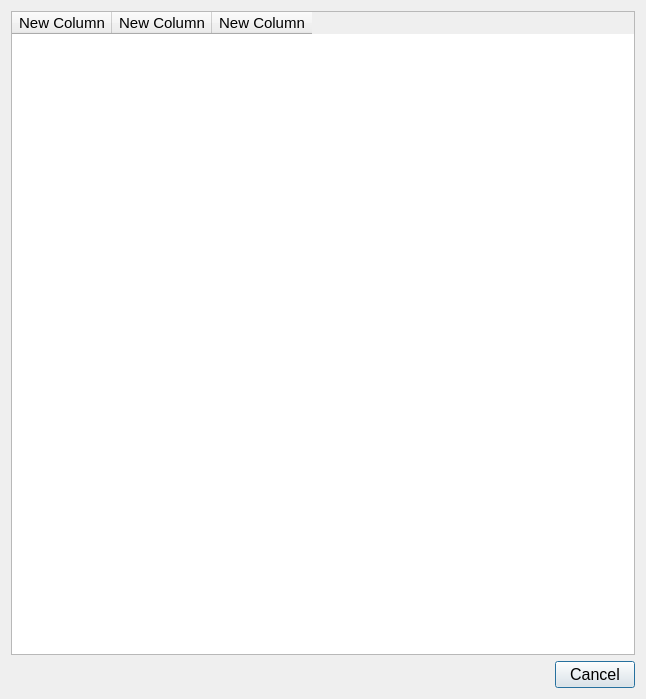
The window that access_control_client/log.ui (jlliteres/edib) describes before a commit, drawn with Qt 5.
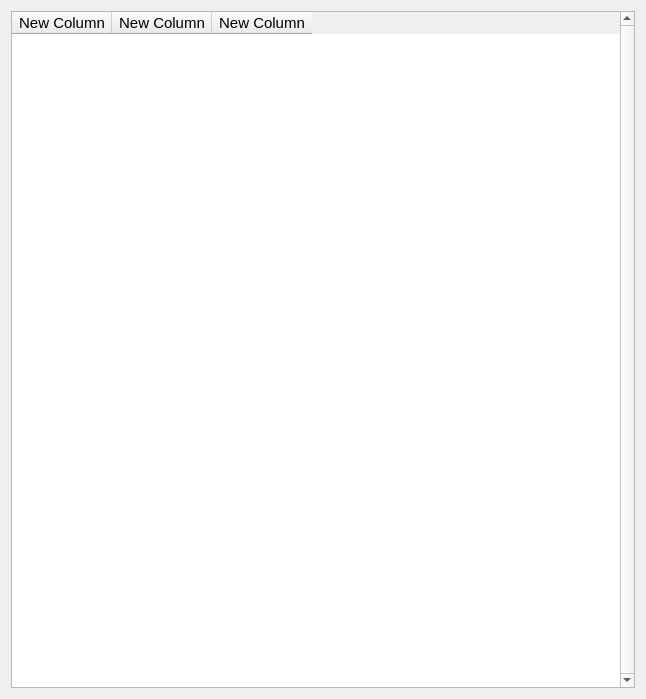
The same window after the commit.

The edit to the form file:
```diff
--- a/access_control_client/log.ui
+++ b/access_control_client/log.ui
@@ -25,7 +25,7 @@
       </font>
      </property>
      <property name="verticalScrollBarPolicy">
-      <enum>Qt::ScrollBarAsNeeded</enum>
+      <enum>Qt::ScrollBarAlwaysOn</enum>
      </property>
      <property name="editTriggers">
       <set>QAbstractItemView::AnyKeyPressed|QAbstractItemView::EditKeyPressed</set>
@@ -48,33 +48,7 @@
     </widget>
    </item>
    <item row="1" column="0">
-    <layout class="QHBoxLayout" name="horizontalLayout">
-     <item>
-      <spacer name="horizontalSpacer">
-       <property name="orientation">
-        <enum>Qt::Horizontal</enum>
-       </property>
-       <property name="sizeHint" stdset="0">
-        <size>
-         <width>40</width>
-         <height>20</height>
-        </size>
-       </property>
-      </spacer>
-     </item>
-     <item>
-      <widget class="QDialogButtonBox" name="buttonBox">
-       <property name="font">
-        <font>
-         <pointsize>12</pointsize>
-        </font>
-       </property>
-       <property name="standardButtons">
-        <set>QDialogButtonBox::Cancel</set>
-       </property>
-      </widget>
-     </item>
-    </layout>
+    <layout class="QHBoxLayout" name="horizontalLayout"/>
    </item>
   </layout>
  </widget>
```
